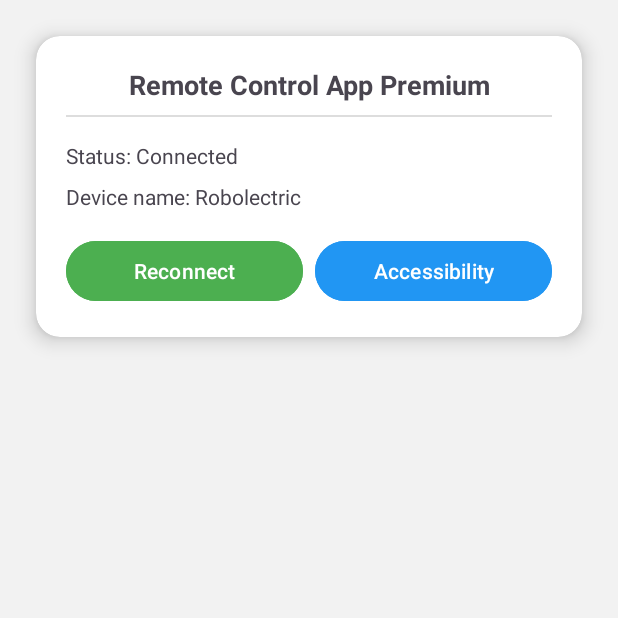
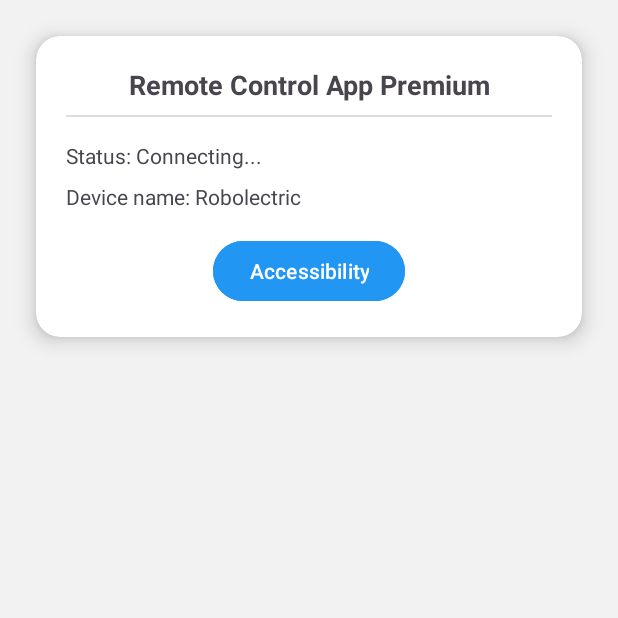
Before and after one commit to nnq962/edulive-remote-control-app, an Android app: the screen it shows after launch (MainActivity), on a phone screen of 412 x 824 dp, the top half of it. Run offline under Robolectric (Android 15) with nearby library versions, the phone set to English and light mode, and no system bars.

Commit message:
wsockect connected

```diff
--- a/app/build.gradle.kts
+++ b/app/build.gradle.kts
@@ -45,4 +45,8 @@ dependencies {
     testImplementation(libs.junit)
     androidTestImplementation(libs.androidx.junit)
     androidTestImplementation(libs.androidx.espresso.core)
+
+    // Mấy cái add thêm
+    implementation("com.squareup.okhttp3:okhttp:4.12.0")
+    implementation("androidx.localbroadcastmanager:localbroadcastmanager:1.1.0")
 }
--- a/app/src/main/java/com/example/remotecontrolapp/MainActivity.kt
+++ b/app/src/main/java/com/example/remotecontrolapp/MainActivity.kt
@@ -1,42 +1,87 @@
 package com.example.remotecontrolapp
 
+import android.Manifest
+import android.annotation.SuppressLint
+import android.content.Intent
+import android.os.Build
 import android.os.Bundle
-import androidx.appcompat.app.AppCompatActivity
-import android.widget.TextView
-import com.example.remotecontrolapp.utils.DeviceUtils
-import android.content.Intent
 import android.provider.Settings
 import android.widget.Button
+import android.widget.TextView
 import android.widget.Toast
+import androidx.appcompat.app.AppCompatActivity
+import com.example.remotecontrolapp.data.WsService
+import com.example.remotecontrolapp.utils.DeviceUtils
+import android.content.BroadcastReceiver
+import android.content.Context
+import android.content.IntentFilter
+import androidx.localbroadcastmanager.content.LocalBroadcastManager
 
 class MainActivity : AppCompatActivity() {
+
+    private lateinit var tvStatus: TextView
+    private lateinit var tvDeviceName: TextView
+    private val wsStatusReceiver = object : BroadcastReceiver() {
+        override fun onReceive(context: Context?, intent: Intent?) {
+            val status = intent?.getStringExtra("status") ?: return
+            runOnUiThread {
+                tvStatus.text = when (status) {
+                    "connected" -> "Status: Connected"
+                    "disconnected" -> "Status: Disconnected"
+                    else -> "Status: Unknown"
+                }
+            }
+        }
+    }
+
+    @SuppressLint("SetTextI18n")
     override fun onCreate(savedInstanceState: Bundle?) {
         super.onCreate(savedInstanceState)
         setContentView(R.layout.activity_main)
 
-        // Lấy các TextView từ layout
-        val tvDeviceName = findViewById<TextView>(R.id.tvDeviceName)
-        val tvStatus = findViewById<TextView>(R.id.tvStatus)
-
-        // Lấy thông tin thiết bị từ DeviceUtils
-        val deviceName = DeviceUtils.getDeviceName()
-        val androidId = DeviceUtils.getAndroidId(this)
-
-        // Cập nhật lên UI
-        tvDeviceName.text = "Device name: $deviceName"
-        tvStatus.text = "Status: Connected"
-
+        tvDeviceName = findViewById(R.id.tvDeviceName)
+        tvStatus = findViewById(R.id.tvStatus)
         val btnAccessibility = findViewById<Button>(R.id.btnAccessibility)
 
+        // Hiển thị info thiết bị
+        val deviceName = DeviceUtils.getDeviceName()
+        tvDeviceName.text = "Device name: $deviceName"
+
+        // Android 13+ cần xin quyền thông báo để ForegroundService show notification
+        if (Build.VERSION.SDK_INT >= Build.VERSION_CODES.TIRAMISU) {
+            requestPermissions(arrayOf(Manifest.permission.POST_NOTIFICATIONS), 1001)
+        }
+
+        // Start Foreground Service giữ WS chạy nền
+        val svc = Intent(this, WsService::class.java)
+        if (Build.VERSION.SDK_INT >= Build.VERSION_CODES.O) {
+            startForegroundService(svc)
+        } else {
+            startService(svc)
+        }
+
+        // Mặc định hiển thị status lúc mở
+        tvStatus.text = if (WsService.isConnected) "Status: Connected" else "Status: Connecting..."
+
+        // Nút mở cài đặt Trợ năng
         btnAccessibility.setOnClickListener {
             try {
-                // Mở trang quyền Trợ năng
-                val intent = Intent(Settings.ACTION_ACCESSIBILITY_SETTINGS)
-                startActivity(intent)
+                startActivity(Intent(Settings.ACTION_ACCESSIBILITY_SETTINGS))
             } catch (e: Exception) {
-                e.printStackTrace()
-                Toast.makeText(this, "Không mở được cài đặt Trợ năng 😅", Toast.LENGTH_SHORT).show()
+                Toast.makeText(this, "Không mở được cài đặt Trợ năng", Toast.LENGTH_SHORT).show()
             }
         }
     }
+
+    override fun onResume() {
+        super.onResume()
+        LocalBroadcastManager.getInstance(this)
+            .registerReceiver(wsStatusReceiver, IntentFilter("WS_STATUS_CHANGED"))
+    }
+
+    override fun onPause() {
+        super.onPause()
+        LocalBroadcastManager.getInstance(this)
+            .unregisterReceiver(wsStatusReceiver)
+    }
 }
--- a/app/src/main/java/com/example/remotecontrolapp/streaming/WsClient.kt
+++ /dev/null
@@ -1,4 +0,0 @@
-package com.example.remotecontrolapp.streaming
-
-class WsClient {
-}
--- a/app/src/main/res/layout/activity_main.xml
+++ b/app/src/main/res/layout/activity_main.xml
@@ -31,7 +31,7 @@
                 android:id="@+id/tvTitle"
                 android:layout_width="match_parent"
                 android:layout_height="wrap_content"
-                android:text="Remote Control App Premium"
+                android:text="@string/remote_control_app_premium"
                 android:textSize="18sp"
                 android:textStyle="bold"
                 android:gravity="center"
@@ -49,7 +49,7 @@
                 android:id="@+id/tvStatus"
                 android:layout_width="wrap_content"
                 android:layout_height="wrap_content"
-                android:text="Status: Unknown"
+                android:text="@string/status_unknown"
                 android:textSize="14sp"
                 android:layout_marginTop="8dp"
                 app:layout_constraintTop_toBottomOf="@id/tvTitle"
@@ -60,7 +60,7 @@
                 android:id="@+id/tvDeviceName"
                 android:layout_width="wrap_content"
                 android:layout_height="wrap_content"
-                android:text="Device name:"
+                android:text="@string/device_name"
                 android:textSize="14sp"
                 android:layout_marginTop="8dp"
                 app:layout_constraintTop_toBottomOf="@id/tvStatus"
@@ -68,38 +68,25 @@
                 app:layout_constraintEnd_toEndOf="parent"/>
 
 
-            <!-- Hai nút điều khiển -->
+            <!-- Nút Accessibility đặt giữa -->
             <LinearLayout
                 android:layout_width="match_parent"
                 android:layout_height="wrap_content"
                 android:layout_marginTop="16dp"
-                android:orientation="horizontal"
-                android:weightSum="2">
-
-                <Button
-                    android:id="@+id/btnReconnect"
-                    android:layout_width="0dp"
-                    android:layout_height="wrap_content"
-                    android:layout_weight="1"
-                    android:text="Reconnect"
-                    android:textAllCaps="false"
-                    android:backgroundTint="#4CAF50"
-                    android:textColor="@android:color/white"
-                    android:layout_marginEnd="8dp"
-                    android:paddingVertical="10dp"
-                    android:layout_gravity="center"/>
+                android:gravity="center"
+                android:orientation="horizontal">
 
                 <Button
                     android:id="@+id/btnAccessibility"
-                    android:layout_width="0dp"
+                    android:layout_width="wrap_content"
                     android:layout_height="wrap_content"
-                    android:layout_weight="1"
-                    android:text="Accessibility"
+                    android:text="@string/accessibility"
                     android:textAllCaps="false"
                     android:backgroundTint="#2196F3"
                     android:textColor="@android:color/white"
                     android:paddingVertical="10dp"
-                    android:layout_gravity="center"/>
+                    android:paddingHorizontal="24dp"
+                    android:layout_gravity="center" />
             </LinearLayout>
 
         </LinearLayout>
--- a/app/src/main/res/values/strings.xml
+++ b/app/src/main/res/values/strings.xml
@@ -1,3 +1,7 @@
 <resources>
     <string name="app_name">Remote Control App Premium</string>
+    <string name="accessibility">Accessibility</string>
+    <string name="device_name">Device name:</string>
+    <string name="status_unknown">Status: Unknown</string>
+    <string name="remote_control_app_premium">Remote Control App Premium</string>
 </resources>
```
Also changed, not shown: app/src/main/AndroidManifest.xml (+46 -3 lines), app/src/main/java/com/example/remotecontrolapp/data/WsClient.kt (added, +103 -0 lines), app/src/main/java/com/example/remotecontrolapp/data/WsService.kt (added, +143 -0 lines), app/src/main/java/com/example/remotecontrolapp/streaming/ScreenCaptureService.kt (added, +167 -0 lines), app/src/main/java/com/example/remotecontrolapp/streaming/VideoEncoder.kt (added, +74 -0 lines), 2 other files.
